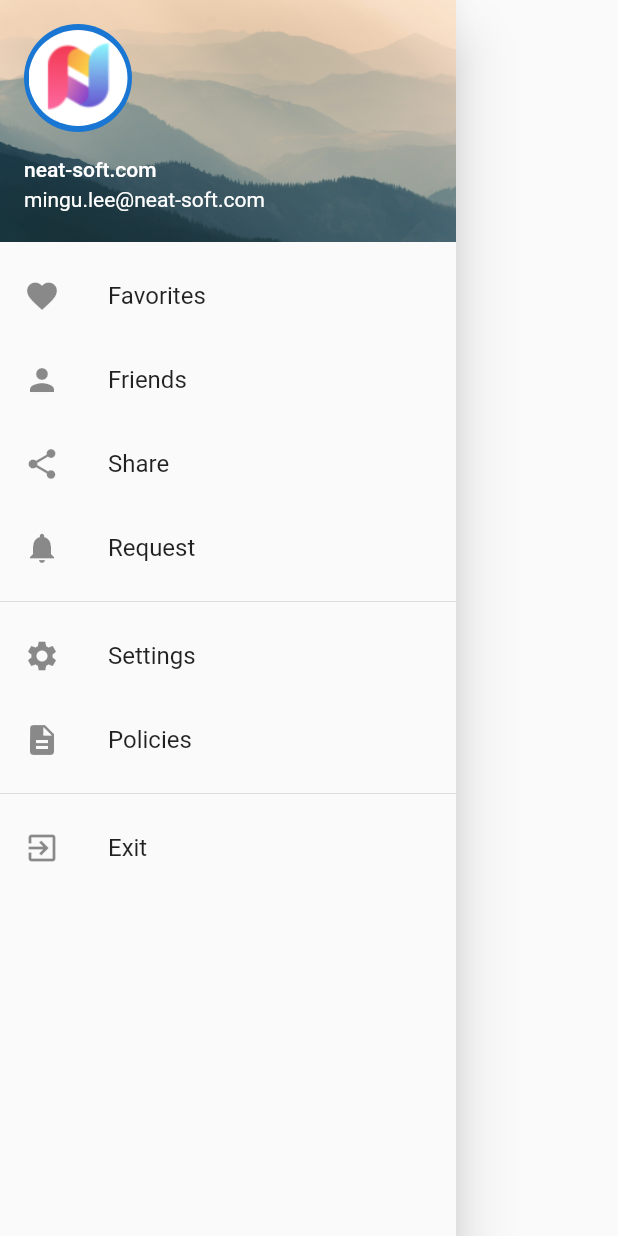
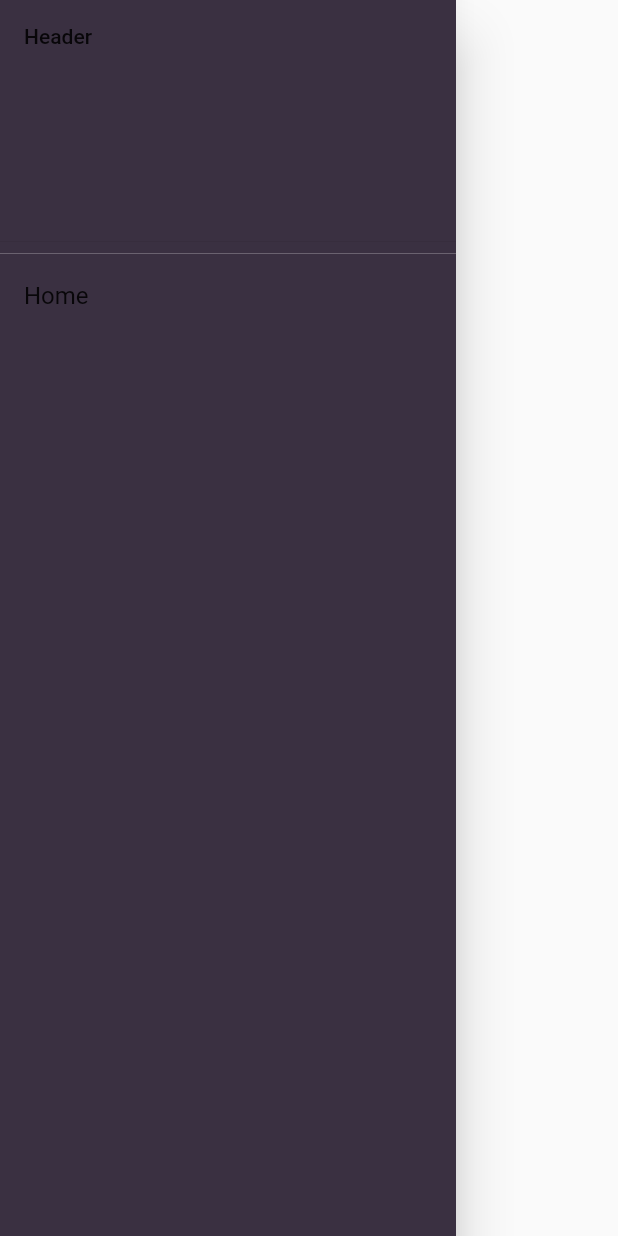
Before and after one commit to naruduru/neat_cafe, a Flutter app: the NavBar widget shown alone on an empty page, opened directly, on a phone screen of 412 x 824 dp. Run offline on Flutter 3.47's test engine with Material 2 defaults, Android fonts, the phone set to English and light mode, and no system bars.

Commit message:
Drawer작업

```diff
--- a/lib/main.dart
+++ b/lib/main.dart
@@ -47,7 +47,13 @@ class _MyHomePageState extends State<MyHomePage> {
   @override
   Widget build(BuildContext context) {
     return Scaffold(
-      drawer: const NavBar(),
+      drawerScrimColor: Colors.transparent,
+      drawer:
+        Container(
+        color: const Color(0xff3a3041),
+        width: MediaQuery.of(context).size.width * 0.8,
+        child: const NavBar(),
+      ),
       body: const Home(),
       bottomNavigationBar: BottomAppBar(
         color: const Color(0xff3a3041),
--- a/lib/screens/home.dart
+++ b/lib/screens/home.dart
@@ -13,7 +13,7 @@ class _HomeState extends State<Home> with SingleTickerProviderStateMixin {
     '가마보코 내년에 살수있을까요??',
     '조용한 시간에~~짬짜미..',
     '가마보코3m 폴대문의',
-    '원터치 TC타프 사용하시는 회원분들께 질문 드립니다',
+    '원터치 TC타프 사용하시는 회원분들께 질문 드립니다 원터치 TC타프 사용하시는 회원분들께 질문 드립니다 원터치 TC타프 사용하시는 회원분들께 질문 드립니다 원터치 TC타프 사용하시는 회원분들께 질문 드립니다 원터치 TC타프 사용하시는 회원분들께 질문 드립니다 원터치 TC타프 사용하시는 회원분들께 질문 드립니다',
     '안녕하세요!',
     '가마보코 내년에 살수있을까요??',
     '조용한 시간에~~짬짜미..',
@@ -147,7 +147,6 @@ class _HomeState extends State<Home> with SingleTickerProviderStateMixin {
           SliverAppBar(
             toolbarHeight: 40,
             backgroundColor: const Color(0xfff53755),
-            elevation: 0.0,
             leading: IconButton(
               icon: const Icon(Icons.menu),
               onPressed: () {
@@ -227,13 +226,11 @@ class _HomeState extends State<Home> with SingleTickerProviderStateMixin {
   buildList() {
     return SliverList(delegate: SliverChildBuilderDelegate((context, index) =>
         Container(
-          height: 80,
-          color: const Color(0xff767676),
+          color: const Color(0xff2b2b2b),
           child: Row(
             children: [
               Container(
                 width: 20,
-                height: 81,
                 color: const Color(0xff2b2b2b),
               ),
               Expanded(
@@ -311,54 +308,8 @@ class _HomeState extends State<Home> with SingleTickerProviderStateMixin {
                   ),
                 ),
               ),
-
-              // Expanded(
-              //   child: Container(
-              //     height: 80,
-              //     color: const Color(0xff2b2b2b),
-              //     margin: const EdgeInsets.only(bottom: 1),
-              //     child: ListTile(
-              //       dense: true,
-              //       contentPadding: const EdgeInsets.all(0),
-              //       title: Text(entries[index],
-              //         style: const TextStyle(
-              //           color: Colors.white,
-              //           fontSize: 14,
-              //           fontFamily: 'NanumGothic',
-              //         ),
-              //       ),
-              //       subtitle: Text(subEntries[index], style: const TextStyle(fontSize: 11,color: Colors.white70,fontFamily: 'NanumGothic',),),
-              //       trailing: Row(
-              //         mainAxisSize: MainAxisSize.min,
-              //         children: [
-              //           IconButton(onPressed: () {}, icon: const Icon(Icons.edit)),
-              //           IconButton(onPressed: () {}, icon: const Icon(Icons.delete)),
-              //           Column(
-              //             mainAxisSize: MainAxisSize.max,
-              //             children: [
-              //               Container(
-              //                 width: 30,
-              //                 height: 40,
-              //                 color: Colors.grey,
-              //                 child: Padding(
-              //                   padding: const EdgeInsets.all(0),
-              //                   child: Column(
-              //                     children: const [
-              //                       Text('1'),
-              //                     ],
-              //                   ),
-              //                 ),
-              //               ),
-              //             ],
-              //           )
-              //         ],
-              //       ),
-              //     ),
-              //   ),
-              // ),
               Container(
                 width: 20,
-                height: 81,
                 color: const Color(0xff2b2b2b),
               ),
             ],
--- a/lib/screens/nav_bar.dart
+++ b/lib/screens/nav_bar.dart
@@ -6,56 +6,87 @@ class NavBar extends StatelessWidget {
   @override
   Widget build(BuildContext context) {
     return Drawer(
-      child: ListView(
-        children: const [
-          UserAccountsDrawerHeader(
-            accountName: Text('neat-soft.com'),
-            accountEmail: Text('mingu.lee@neat-soft.com'),
-            currentAccountPicture: CircleAvatar(
-              child: ClipOval(
-                child: Image(image: AssetImage('images/logo_icon.png'), fit: BoxFit.cover)
-                ),
+      child: Column(
+        children: [
+          Container(
+            padding: const EdgeInsets.all(0),
+            color: const Color(0xff3a3041),
+            width: MediaQuery.of(context).size.width * 0.85,
+            child: const DrawerHeader(
+              decoration: BoxDecoration(
+                color: Color(0xff3a3041),
+              ),
+              child: Text("Header"),
             ),
-            decoration: BoxDecoration(
-              color: Colors.blue,
-              image: DecorationImage(
-                  fit: BoxFit.fill,
-                  image: AssetImage('images/profile_bg.png')
+          ),
+          Expanded(
+            child: Container(
+              color: const Color(0xff3a3041),
+              child: ListView(
+                children: [
+                  ListTile(
+                    title: const Text("Home"),
+                    onTap: () {
+                      Navigator.of(context).pop();
+                    },
+                  ),
+                ],
               ),
             ),
-          ),
-          ListTile(
-            leading: Icon(Icons.favorite),
-            title: Text('Favorites'),
-          ),
-          ListTile(
-            leading: Icon(Icons.person),
-            title: Text('Friends'),
-          ),
-          ListTile(
-            leading: Icon(Icons.share),
-            title: Text('Share'),
-          ),
-          ListTile(
-            leading: Icon(Icons.notifications),
-            title: Text('Request'),
-          ),
-          Divider(),
-          ListTile(
-            leading: Icon(Icons.settings),
-            title: Text('Settings'),
-          ),
-          ListTile(
-            leading: Icon(Icons.description),
-            title: Text('Policies'),
-          ),
-          Divider(),
-          ListTile(
-            title: Text('Exit'),
-            leading: Icon(Icons.exit_to_app),
-          ),
+          )
         ],
       ),
+
+      // ListView(
+      //   children: const [
+      //     UserAccountsDrawerHeader(
+      //       accountName: Text('neat-soft.com'),
+      //       accountEmail: Text('mingu.lee@neat-soft.com'),
+      //       currentAccountPicture: CircleAvatar(
+      //         child: ClipOval(
+      //           child: Image(image: AssetImage('images/logo_icon.png'), fit: BoxFit.cover)
+      //           ),
+      //       ),
+      //       decoration: BoxDecoration(
+      //         color: Colors.blue,
+      //         image: DecorationImage(
+      //             fit: BoxFit.fill,
+      //             image: AssetImage('images/profile_bg.png')
+      //         ),
+      //       ),
+      //     ),
+      //     ListTile(
+      //       leading: Icon(Icons.favorite),
+      //       title: Text('Favorites'),
+      //     ),
+      //     ListTile(
+      //       leading: Icon(Icons.person),
+      //       title: Text('Friends'),
+      //     ),
+      //     ListTile(
+      //       leading: Icon(Icons.share),
+      //       title: Text('Share'),
+      //     ),
+      //     ListTile(
+      //       leading: Icon(Icons.notifications),
+      //       title: Text('Request'),
+      //     ),
+      //     Divider(),
+      //     ListTile(
+      //       leading: Icon(Icons.settings),
+      //       title: Text('Settings'),
+      //     ),
+      //     ListTile(
+      //       leading: Icon(Icons.description),
+      //       title: Text('Policies'),
+      //     ),
+      //     Divider(),
+      //     ListTile(
+      //       title: Text('Exit'),
+      //       leading: Icon(Icons.exit_to_app),
+      //     ),
+      //   ],
+      // ),
     );
   }
 }
```
